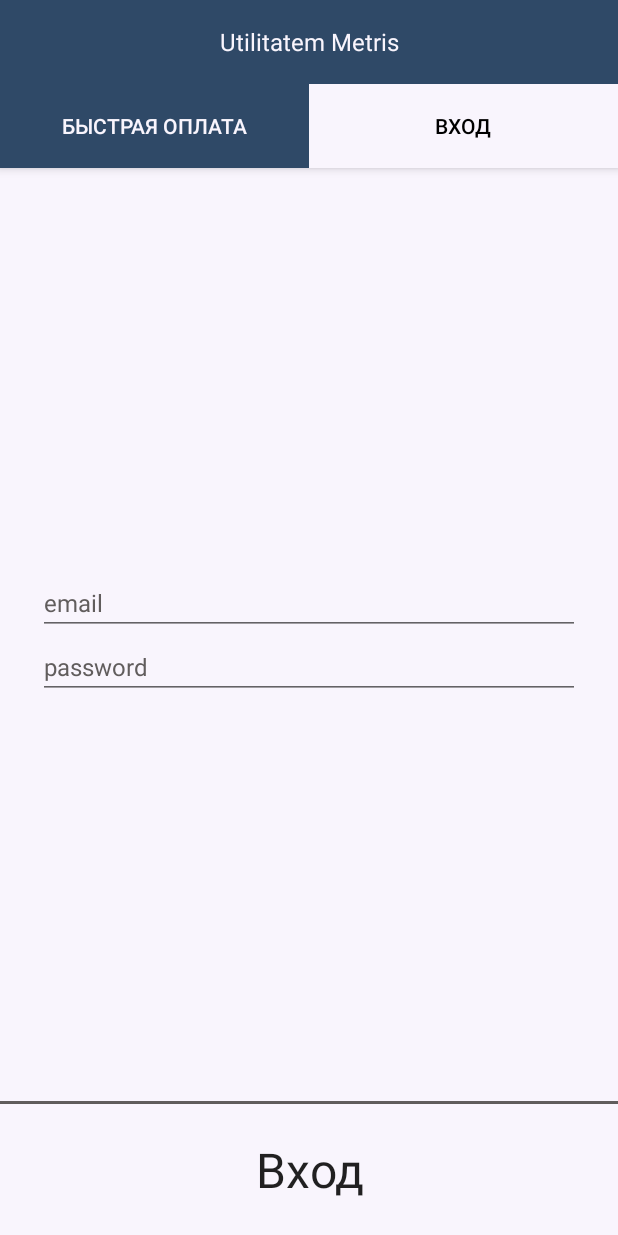
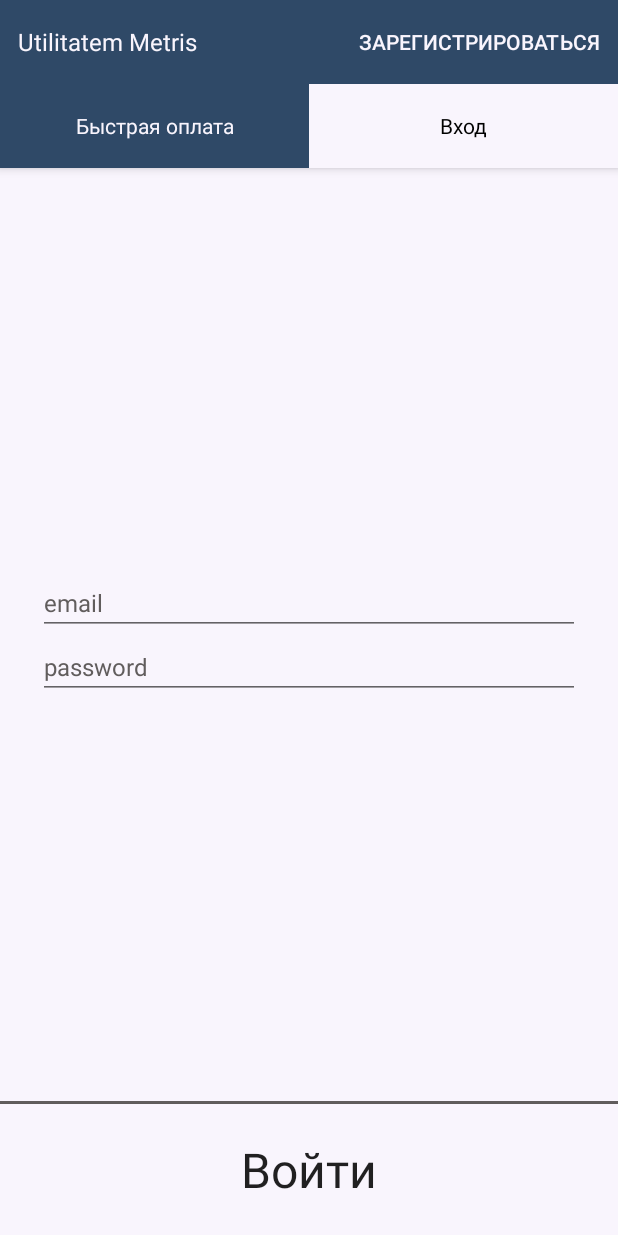
Before and after one commit to DenisBelashkov/UtilitatemMetris, an Android app: the screen it shows after launch (LoginActivity), tab 2 chosen, on a phone screen of 412 x 824 dp. Run offline under Robolectric (Android 15) with nearby library versions, the phone set to English and light mode, and no system bars; our stand-ins replace data binding; libraries missing offline, so code that uses them is left out: studio.carbonylgroup.textfieldboxes; plain views replace ExtendedEditText, TextFieldBoxes; 6 statements that could not run were skipped.

Commit message:
Сделал переход в режим регистрации и обратно

```diff
--- a/Frontend/app/src/main/java/org/vsu/pt/team2/utilitatemmetrisapp/ui/components/BigGeneralButton.kt
+++ b/Frontend/app/src/main/java/org/vsu/pt/team2/utilitatemmetrisapp/ui/components/BigGeneralButton.kt
@@ -22,7 +22,11 @@ class BigGeneralButton @JvmOverloads constructor(
 ) : ConstraintLayout(context, attributeSet, defStyle, defStyleRes) {
     var button: Button
     var loading_iv: ImageView
-    lateinit var buttonText: String
+    var buttonText = ""
+        set(value) {
+            field = value
+            button.text = value
+        }
     var loadingAnimation: Animation
 
     init {
--- a/Frontend/app/src/main/java/org/vsu/pt/team2/utilitatemmetrisapp/ui/login/LoginFragment.kt
+++ b/Frontend/app/src/main/java/org/vsu/pt/team2/utilitatemmetrisapp/ui/login/LoginFragment.kt
@@ -1,21 +1,22 @@
 package org.vsu.pt.team2.utilitatemmetrisapp.ui.login
 
 import android.os.Bundle
-import android.view.LayoutInflater
-import android.view.View
-import android.view.ViewGroup
+import android.view.*
 import android.view.inputmethod.EditorInfo
 import androidx.fragment.app.Fragment
+import androidx.fragment.app.activityViewModels
 import androidx.lifecycle.lifecycleScope
 import kotlinx.coroutines.Job
 import kotlinx.coroutines.delay
 import kotlinx.coroutines.launch
+import org.vsu.pt.team2.utilitatemmetrisapp.R
 import org.vsu.pt.team2.utilitatemmetrisapp.databinding.FragmentLoginBinding
 import org.vsu.pt.team2.utilitatemmetrisapp.ui.components.BigGeneralButton
 import org.vsu.pt.team2.utilitatemmetrisapp.ui.components.ImeActionListener
 import org.vsu.pt.team2.utilitatemmetrisapp.ui.components.fieldValidation.EmailValidator
 import org.vsu.pt.team2.utilitatemmetrisapp.ui.components.fieldValidation.PasswordValidator
 import org.vsu.pt.team2.utilitatemmetrisapp.ui.hideKeyboard
+import org.vsu.pt.team2.utilitatemmetrisapp.viewmodels.LoginViewModel
 import studio.carbonylgroup.textfieldboxes.ExtendedEditText
 import studio.carbonylgroup.textfieldboxes.TextFieldBoxes
 
@@ -27,8 +28,12 @@ class LoginFragment : Fragment() {
     private lateinit var emailTextFieldBoxes: TextFieldBoxes
     private lateinit var passwordEditText: ExtendedEditText
     private lateinit var passwordTextFieldBoxes: TextFieldBoxes
+    private val loginViewModel: LoginViewModel by activityViewModels()
 
     private fun initFields(binding: FragmentLoginBinding) {
+        button = binding.bigGeneralButton.also {
+            it.setOnClickListener(this::buttonClicked)
+        }
         emailTextFieldBoxes = binding.loginEmailTextfieldboxes
         passwordTextFieldBoxes = binding.loginPasswordTextfieldboxes
         emailEditText = binding.loginEmailExtendededittext
@@ -37,7 +42,17 @@ class LoginFragment : Fragment() {
                 ImeActionListener(ImeActionListener.Association(EditorInfo.IME_ACTION_GO) { doRequest() })
             )
         }
-        button = binding.bigGeneralButton.also { it.setOnClickListener(this::buttonClicked) }
+
+        loginViewModel.inLoginMode.observe(viewLifecycleOwner, {
+            activity?.invalidateOptionsMenu()
+            button.buttonText = if (it == true) {
+                getString(R.string.login_button_enter)
+            } else {
+                getString(R.string.login_button_register)
+            }
+            button.invalidate()
+        })
+        loginViewModel.inLoginMode.postValue(true)
     }
 
     override fun onCreateView(
@@ -47,6 +62,9 @@ class LoginFragment : Fragment() {
     ): View {
         val binding = FragmentLoginBinding.inflate(layoutInflater, container, false)
         initFields(binding)
+        setHasOptionsMenu(true)
+        binding.lifecycleOwner = this
+        binding.viewmodel = loginViewModel
         return binding.root
     }
 
@@ -90,4 +108,35 @@ class LoginFragment : Fragment() {
         if (!containsError)
             func.invoke(email, pass)
     }
+
+
+    override fun onCreateOptionsMenu(menu: Menu, inflater: MenuInflater) {
+        if (loginViewModel.inLoginMode.value == false) {
+            inflater.inflate(R.menu.menu_login_to_login, menu)
+        } else {
+            inflater.inflate(R.menu.menu_login_to_register, menu)
+        }
+    }
+
+    override fun onOptionsItemSelected(item: MenuItem): Boolean {
+        return when (item.itemId) {
+            R.id.to_login -> {
+                toLoginClicked()
+                true
+            }
+            R.id.to_register -> {
+                toRegisterClicked()
+                true
+            }
+            else -> super.onOptionsItemSelected(item)
+        }
+    }
+
+    private fun toLoginClicked() {
+        loginViewModel.inLoginMode.postValue(true)
+    }
+
+    private fun toRegisterClicked() {
+        loginViewModel.inLoginMode.postValue(false)
+    }
 }
--- a/Frontend/app/src/main/java/org/vsu/pt/team2/utilitatemmetrisapp/viewmodels/LoginViewModel.kt
+++ b/Frontend/app/src/main/java/org/vsu/pt/team2/utilitatemmetrisapp/viewmodels/LoginViewModel.kt
@@ -4,8 +4,8 @@ import androidx.lifecycle.MutableLiveData
 import androidx.lifecycle.ViewModel
 
 class LoginViewModel : ViewModel() {
-    var isInLoginMode: Boolean = false
 
-    val buttonText: String
-        get() = if (isInLoginMode) "Войти" else "Зарегистрироваться"
+    val inLoginMode: MutableLiveData<Boolean> by lazy {
+        MutableLiveData<Boolean>()
+    }
 }
--- a/Frontend/app/src/main/res/layout/fragment_login_view_pager.xml
+++ b/Frontend/app/src/main/res/layout/fragment_login_view_pager.xml
@@ -48,11 +48,13 @@
                     <TextView
                         android:layout_width="match_parent"
                         android:layout_height="?attr/actionBarSize"
-                        android:gravity="center"
+                        android:layout_marginStart="12dp"
+                        android:gravity="start|center_vertical"
                         android:textSize="@dimen/text_default_16"
                         android:text="@string/app_name"
                         android:textAppearance="?attr/textAppearanceHeadline5"
-                        android:textColor="@color/blue_primary_text" />
+                        android:textColor="@color/blue_primary_text"
+                        />
 
                 </com.google.android.material.appbar.MaterialToolbar>
 
@@ -69,7 +71,9 @@
                 app:tabIndicatorColor="@color/white_background"
                 app:tabIndicatorGravity="stretch"
                 app:tabMaxWidth="0dp"
-                app:tabTextColor="@drawable/tab_text_color_selector" />
+                app:tabTextColor="@drawable/tab_text_color_selector"
+                app:tabTextAppearance="@style/TabsTextAppearance"
+                />
 
         </com.google.android.material.appbar.AppBarLayout>
 
--- /dev/null
+++ b/Frontend/app/src/main/res/menu/menu_login_to_login.xml
@@ -0,0 +1,13 @@
+<?xml version="1.0" encoding="utf-8"?>
+<menu xmlns:android="http://schemas.android.com/apk/res/android"
+    xmlns:app="http://schemas.android.com/apk/res-auto"
+
+    >
+
+    <item android:id="@+id/to_login"
+        app:showAsAction="always"
+        android:title="@string/menu_login_from_register"
+        android:color="@color/white_background"
+        />
+
+</menu>
--- /dev/null
+++ b/Frontend/app/src/main/res/menu/menu_login_to_register.xml
@@ -0,0 +1,9 @@
+<?xml version="1.0" encoding="utf-8"?>
+<menu xmlns:android="http://schemas.android.com/apk/res/android"
+    xmlns:app="http://schemas.android.com/apk/res-auto">
+
+    <item android:id="@+id/to_register"
+        app:showAsAction="always"
+        android:title="@string/menu_login_to_register"/>
+
+</menu>
--- a/Frontend/app/src/main/res/values/strings.xml
+++ b/Frontend/app/src/main/res/values/strings.xml
@@ -2,8 +2,13 @@
     <string name="app_name">Utilitatem Metris</string>
     <string name="demo_user_tab_title">Быстрая оплата</string>
     <string name="login_tab_title">Вход</string>
+    <string name="login_button_enter">Войти</string>
+    <string name="login_button_register">Зарегистрироваться</string>
+    <string name="register_tab_title">Быстрая оплата</string>
     <string name="big_general_button_default_text">Войти</string>
     <string name="fast_pay">Быстрая оплата</string>
     <string name="field_data_error_maximum_n_symbols">Максимум %1$d символов</string>
     <string name="field_data_error_minimum_n_symbols">Минимум %1$d символов</string>
+    <string name="menu_login_to_register">Зарегистрироваться</string>
+    <string name="menu_login_from_register">Войти</string>
 </resources>
--- a/Frontend/app/src/main/res/values/themes.xml
+++ b/Frontend/app/src/main/res/values/themes.xml
@@ -25,6 +25,10 @@
         >
     </style>
 
+    <style name="TabsTextAppearance" parent="TextAppearance.AppCompat">
+        <item name="textAllCaps">false</item>
+    </style>
+
     <style name="TextFieldBoxesExtendedEditTextStyle">
         <item name="android:singleLine">true</item>
         <item name="android:textColor">@color/dark_text</item>
```
